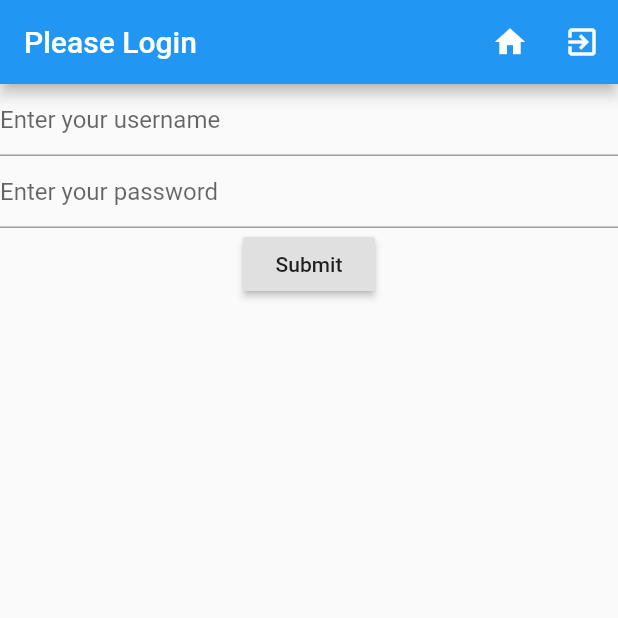
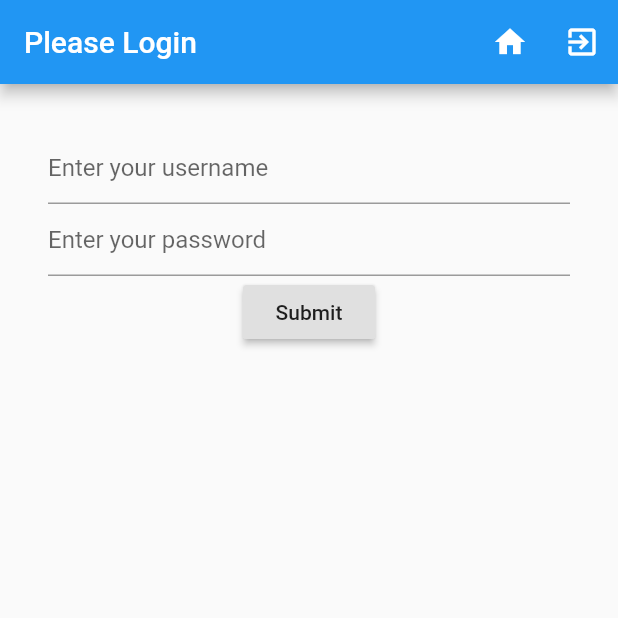
Before and after one commit to HurrellT/flutter_learning, a Flutter app: the screen it shows after launch, on a phone screen of 412 x 824 dp, the top half of it. Run offline on Flutter 3.47's test engine with Material 2 defaults, Android fonts, the phone set to English and light mode, and no system bars.

Commit message:
Added some padding :B

```diff
--- a/lib/Login.dart
+++ b/lib/Login.dart
@@ -15,12 +15,16 @@ class Login extends StatelessWidget {
 
   @override
   Widget build(BuildContext context) {
-    return new Column(
+    return
+        new Container(
+          padding: EdgeInsets.all(32.0),
+          child: new Column(
             children: <Widget>[
               new TextField(controller: _user, decoration: new InputDecoration(hintText: 'Enter your username'),),
               new TextField(controller: _pass, decoration: new InputDecoration(hintText: 'Enter your password'), obscureText: true,),
               new RaisedButton(child: new Text('Submit'), onPressed: onSubmit,)
             ],
+          )
         );
   }
 
```
Lines whose indentation alone changed are shown as unchanged.
